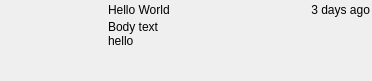
The window that resources/list_item_widget.ui (shotgunsoftware/tk-multi-shotgunpanel) describes before a commit, drawn with Qt 5.
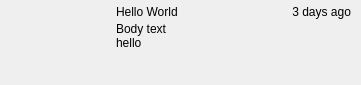
The same window after the commit. Icons and pictures are not drawn.

Patch:
```diff
--- a/resources/list_item_widget.ui
+++ b/resources/list_item_widget.ui
@@ -6,8 +6,8 @@
    <rect>
     <x>0</x>
     <y>0</y>
-    <width>372</width>
-    <height>81</height>
+    <width>361</width>
+    <height>85</height>
    </rect>
   </property>
   <property name="windowTitle">
@@ -17,8 +17,17 @@
    <property name="spacing">
     <number>1</number>
    </property>
-   <property name="margin">
-    <number>1</number>
+   <property name="leftMargin">
+    <number>6</number>
+   </property>
+   <property name="topMargin">
+    <number>3</number>
+   </property>
+   <property name="rightMargin">
+    <number>6</number>
+   </property>
+   <property name="bottomMargin">
+    <number>3</number>
    </property>
    <item>
     <widget class="QFrame" name="box">
@@ -30,13 +39,13 @@
        <number>10</number>
       </property>
       <property name="leftMargin">
-       <number>1</number>
+       <number>4</number>
       </property>
       <property name="topMargin">
        <number>2</number>
       </property>
       <property name="rightMargin">
-       <number>1</number>
+       <number>4</number>
       </property>
       <property name="bottomMargin">
        <number>2</number>
```
